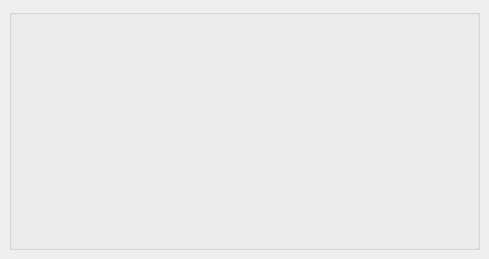
Old version of the form ui/gsaDlg.ui in the repository graspit-simulator/graspit.
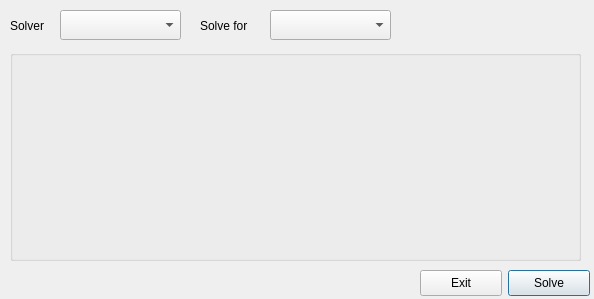
New version of the form. Custom widgets are drawn as their Qt base class.

Commit message: Completed UI design for Grasp Stability Analysis dialog

```diff
--- a/ui/gsaDlg.ui
+++ b/ui/gsaDlg.ui
@@ -6,8 +6,8 @@
    <rect>
     <x>0</x>
     <y>0</y>
-    <width>489</width>
-    <height>259</height>
+    <width>594</width>
+    <height>299</height>
    </rect>
   </property>
   <property name="windowTitle">
@@ -16,11 +16,107 @@
   <widget class="Q3GroupBox" name="gsaGroupBox">
    <property name="geometry">
     <rect>
-     <x>9</x>
-     <y>9</y>
-     <width>471</width>
-     <height>241</height>
+     <x>10</x>
+     <y>50</y>
+     <width>571</width>
+     <height>211</height>
     </rect>
+   </property>
+   <property name="title">
+    <string/>
+   </property>
+  </widget>
+  <widget class="QLabel" name="TextLabel2">
+   <property name="geometry">
+    <rect>
+     <x>10</x>
+     <y>10</y>
+     <width>51</width>
+     <height>31</height>
+    </rect>
+   </property>
+   <property name="sizePolicy">
+    <sizepolicy hsizetype="Fixed" vsizetype="Fixed">
+     <horstretch>0</horstretch>
+     <verstretch>0</verstretch>
+    </sizepolicy>
+   </property>
+   <property name="text">
+    <string>Solver</string>
+   </property>
+   <property name="wordWrap">
+    <bool>false</bool>
+   </property>
+  </widget>
+  <widget class="QComboBox" name="solverTypeComboBox">
+   <property name="geometry">
+    <rect>
+     <x>60</x>
+     <y>10</y>
+     <width>121</width>
+     <height>30</height>
+    </rect>
+   </property>
+  </widget>
+  <widget class="QLabel" name="TextLabel2_2">
+   <property name="geometry">
+    <rect>
+     <x>200</x>
+     <y>10</y>
+     <width>71</width>
+     <height>31</height>
+    </rect>
+   </property>
+   <property name="sizePolicy">
+    <sizepolicy hsizetype="Fixed" vsizetype="Fixed">
+     <horstretch>0</horstretch>
+     <verstretch>0</verstretch>
+    </sizepolicy>
+   </property>
+   <property name="text">
+    <string>Solve for</string>
+   </property>
+   <property name="wordWrap">
+    <bool>false</bool>
+   </property>
+  </widget>
+  <widget class="QComboBox" name="solveForComboBox">
+   <property name="geometry">
+    <rect>
+     <x>270</x>
+     <y>10</y>
+     <width>121</width>
+     <height>30</height>
+    </rect>
+   </property>
+  </widget>
+  <widget class="QPushButton" name="ExitButton">
+   <property name="geometry">
+    <rect>
+     <x>420</x>
+     <y>270</y>
+     <width>82</width>
+     <height>26</height>
+    </rect>
+   </property>
+   <property name="text">
+    <string>Exit</string>
+   </property>
+  </widget>
+  <widget class="QPushButton" name="SolveButton">
+   <property name="geometry">
+    <rect>
+     <x>508</x>
+     <y>270</y>
+     <width>82</width>
+     <height>26</height>
+    </rect>
+   </property>
+   <property name="text">
+    <string>Solve</string>
+   </property>
+   <property name="default">
+    <bool>true</bool>
    </property>
   </widget>
  </widget>
```
Left out of the diff: 67 changed lines with no effect on the pictures. The commit also changes 2 other files.
